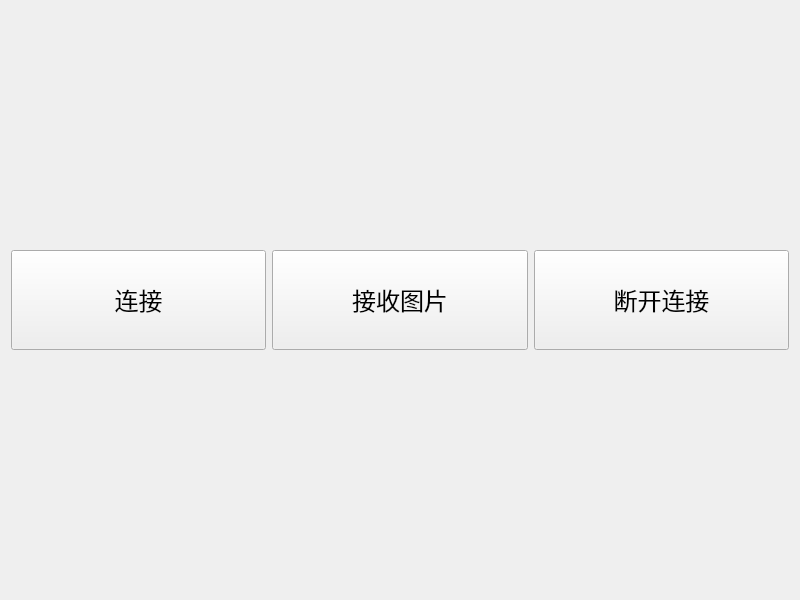
First picture: the form in widget.ui, repository DavidingPlus/graphics-display-terminal, before the edit.
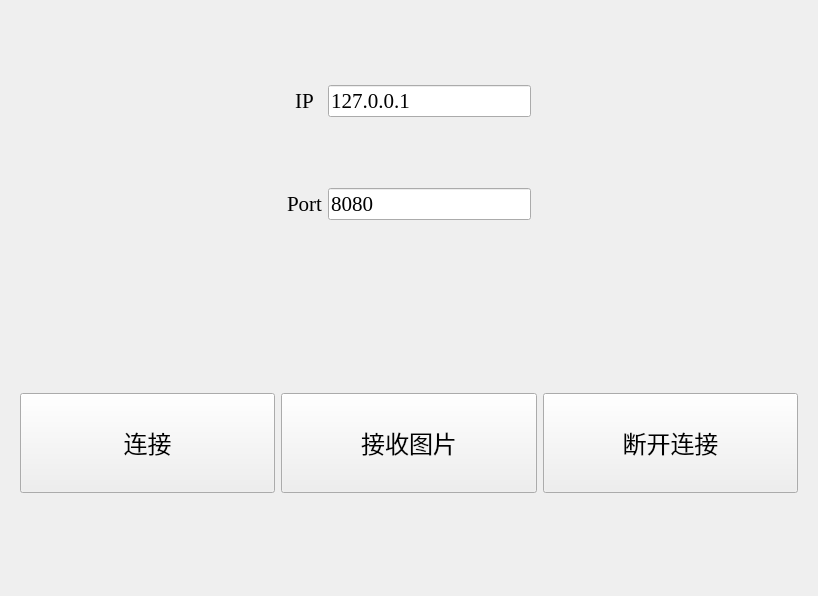
Second picture: the form after the edit.

Commit message: add function recv pic binary

The edit to the form file:
```diff
--- a/widget.ui
+++ b/widget.ui
@@ -6,14 +6,46 @@
    <rect>
     <x>0</x>
     <y>0</y>
-    <width>800</width>
-    <height>600</height>
+    <width>818</width>
+    <height>596</height>
    </rect>
   </property>
   <property name="windowTitle">
    <string>Widget</string>
   </property>
-  <layout class="QGridLayout" name="gridLayout">
+  <layout class="QGridLayout" name="gridLayout_3">
+   <item row="0" column="2">
+    <spacer name="horizontalSpacer_2">
+     <property name="orientation">
+      <enum>Qt::Horizontal</enum>
+     </property>
+     <property name="sizeHint" stdset="0">
+      <size>
+       <width>40</width>
+       <height>20</height>
+      </size>
+     </property>
+    </spacer>
+   </item>
+   <item row="0" column="0">
+    <spacer name="horizontalSpacer">
+     <property name="orientation">
+      <enum>Qt::Horizontal</enum>
+     </property>
+     <property name="sizeType">
+      <enum>QSizePolicy::Expanding</enum>
+     </property>
+     <property name="sizeHint" stdset="0">
+      <size>
+       <width>40</width>
+       <height>20</height>
+      </size>
+     </property>
+    </spacer>
+   </item>
+   <item row="1" column="0" colspan="3">
+    <widget class="QWidget" name="widget_2" native="true">
+     <layout class="QGridLayout" name="gridLayout_2">
    <item row="0" column="0">
     <widget class="QPushButton" name="connectBtn">
      <property name="minimumSize">
@@ -69,6 +101,73 @@
      <property name="text">
       <string>断开连接</string>
      </property>
+       </widget>
+      </item>
+     </layout>
+    </widget>
+   </item>
+   <item row="0" column="1">
+    <widget class="QWidget" name="widget" native="true">
+     <layout class="QGridLayout" name="gridLayout">
+      <item row="1" column="1">
+       <widget class="QLineEdit" name="portEdit">
+        <property name="font">
+         <font>
+          <family>Times New Roman</family>
+          <pointsize>16</pointsize>
+         </font>
+        </property>
+        <property name="text">
+         <string>8080</string>
+        </property>
+       </widget>
+      </item>
+      <item row="0" column="0">
+       <widget class="QLabel" name="IPLabel">
+        <property name="font">
+         <font>
+          <family>Times New Roman</family>
+          <pointsize>16</pointsize>
+         </font>
+        </property>
+        <property name="text">
+         <string>IP</string>
+        </property>
+        <property name="alignment">
+         <set>Qt::AlignCenter</set>
+        </property>
+       </widget>
+      </item>
+      <item row="1" column="0">
+       <widget class="QLabel" name="portLabel">
+        <property name="font">
+         <font>
+          <family>Times New Roman</family>
+          <pointsize>16</pointsize>
+         </font>
+        </property>
+        <property name="text">
+         <string>Port</string>
+        </property>
+        <property name="alignment">
+         <set>Qt::AlignCenter</set>
+        </property>
+       </widget>
+      </item>
+      <item row="0" column="1">
+       <widget class="QLineEdit" name="IPEdit">
+        <property name="font">
+         <font>
+          <family>Times New Roman</family>
+          <pointsize>16</pointsize>
+         </font>
+        </property>
+        <property name="text">
+         <string>127.0.0.1</string>
+        </property>
+       </widget>
+      </item>
+     </layout>
     </widget>
    </item>
   </layout>
```
Lines whose indentation alone changed are shown as unchanged. The commit also changes 2 other files.
